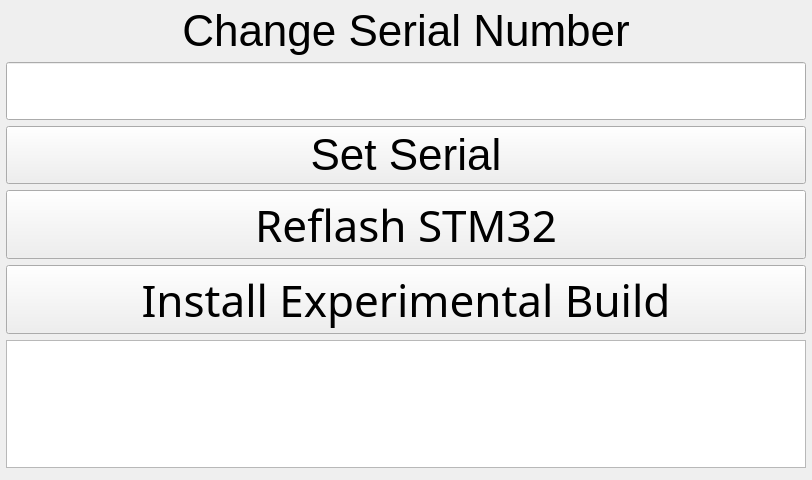
The window that ui/FactoryWidget.ui (kipr/botui) describes before a commit, drawn with Qt 5.
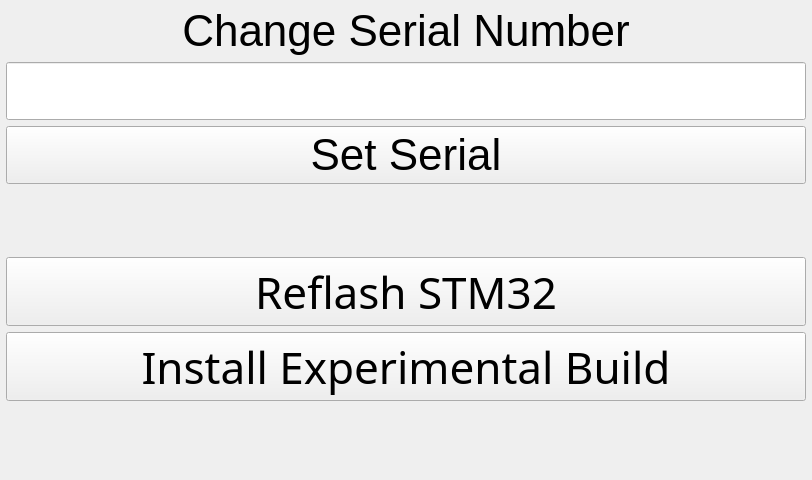
The same window after the commit. Icons and pictures are not drawn. Custom widgets are drawn as their Qt base class.

```diff
--- a/ui/FactoryWidget.ui
+++ b/ui/FactoryWidget.ui
@@ -13,7 +13,7 @@
   <property name="windowTitle">
    <string>Factory</string>
   </property>
-  <layout class="QVBoxLayout" name="verticalLayout" stretch="0,0,0,0,0,0,0,0,0">
+  <layout class="QVBoxLayout" name="verticalLayout" stretch="0,0,0,0,0,0,0,0">
    <property name="leftMargin">
     <number>6</number>
    </property>
@@ -161,32 +161,6 @@
      </property>
     </widget>
    </item>
-   <item>
-    <widget class="ConsoleWidget" name="flashConsole">
-     <property name="minimumSize">
-      <size>
-       <width>450</width>
-       <height>0</height>
-      </size>
-     </property>
-     <property name="font">
-      <font>
-       <family>Courier New</family>
-       <pointsize>22</pointsize>
-       <italic>true</italic>
-      </font>
-     </property>
-     <property name="undoRedoEnabled">
-      <bool>false</bool>
-     </property>
-     <property name="readOnly">
-      <bool>true</bool>
-     </property>
-     <property name="acceptRichText">
-      <bool>false</bool>
-     </property>
-    </widget>
-   </item>
    <item>
     <spacer name="verticalSpacer">
      <property name="orientation">
@@ -211,11 +185,6 @@
    <extends>QLineEdit</extends>
    <header>LineEdit.h</header>
   </customwidget>
-  <customwidget>
-   <class>ConsoleWidget</class>
-   <extends>QTextEdit</extends>
-   <header>ConsoleWidget.h</header>
-  </customwidget>
  </customwidgets>
  <resources>
   <include location="../rc/icons.qrc"/>
```
